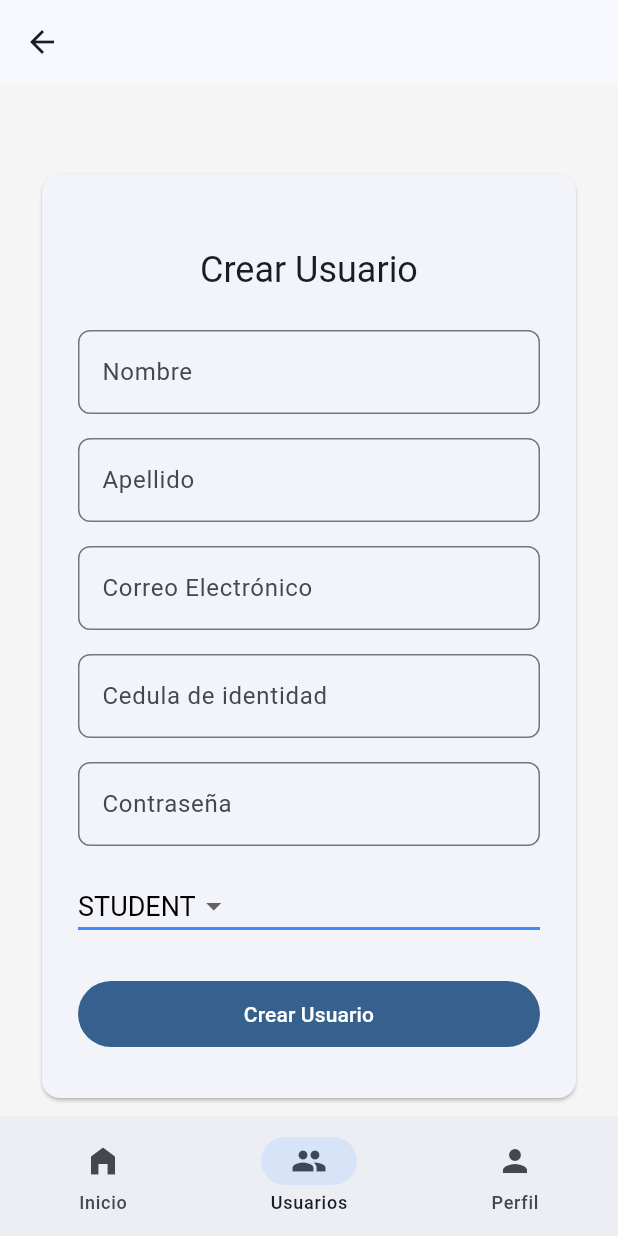
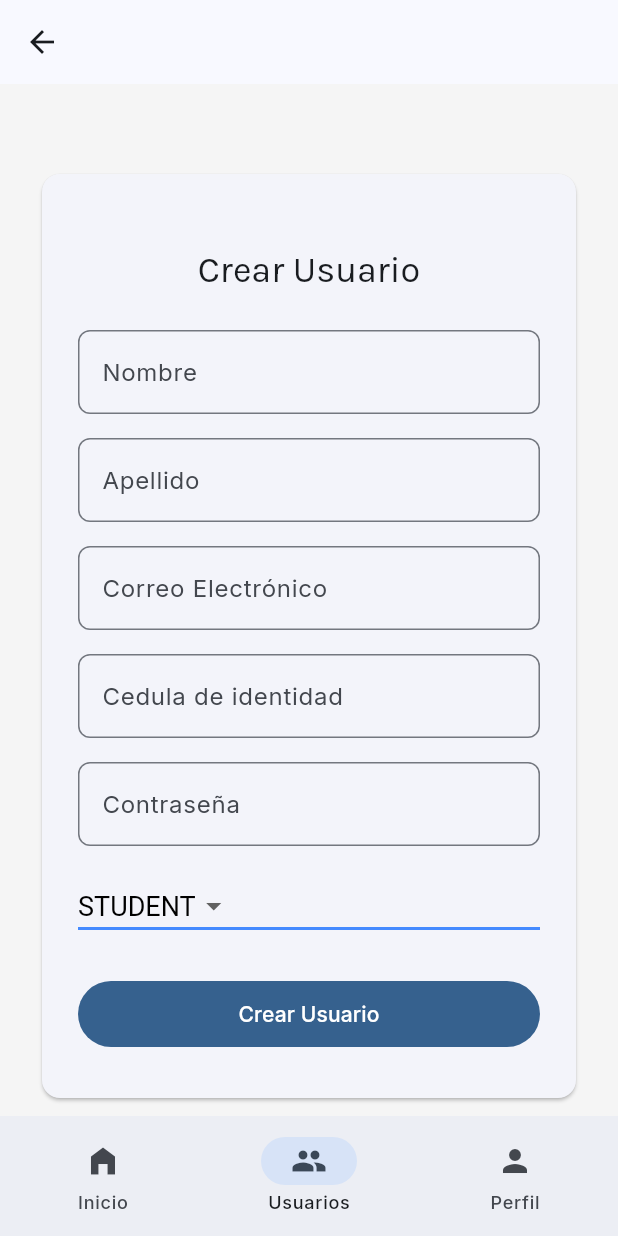
Before and after one commit to UNEG-ESTUDIANTES/unegvirtual_app, a Flutter app: the RegisterPage screen opened by its route, on a phone screen of 412 x 824 dp. Run offline on Flutter 3.47's test engine with Material 2 defaults, Android fonts, the phone set to English and light mode, and no system bars; our stand-ins replace dartz, equatable, formz, get_it, go_router, google_fonts and 5 more; missing offline and left inert: circular_chart_flutter; accounts and stored records are empty.

Commit message:
refactor: create app theme and customize fonts

```diff
--- /dev/null
+++ b/lib/core/theme/theme.dart
@@ -0,0 +1,25 @@
+import 'package:flutter/material.dart';
+
+import 'package:google_fonts/google_fonts.dart';
+
+/// The [GoogleFonts] to be used as default.
+final _mainFont = GoogleFonts.karla();
+
+/// The [GoogleFonts] to be used on label and body.
+final _bodyFont = GoogleFonts.inter();
+
+class AppTheme {
+  static final theme = ThemeData(
+    useMaterial3: true,
+    colorSchemeSeed: Colors.blue,
+    fontFamily: _mainFont.fontFamily,
+    textTheme: TextTheme(
+      labelLarge: _bodyFont,
+      labelMedium: _bodyFont,
+      labelSmall: _bodyFont,
+      bodyLarge: _bodyFont,
+      bodyMedium: _bodyFont,
+      bodySmall: _bodyFont,
+    ),
+  );
+}
--- a/lib/main.dart
+++ b/lib/main.dart
@@ -7,6 +7,7 @@ import 'package:unegvirtual_app/core/providers/auth_provider.dart';
 import 'package:unegvirtual_app/core/providers/user_provider.dart';
 import 'package:unegvirtual_app/core/routes/router.dart';
 import 'package:unegvirtual_app/core/services/notifications_service.dart';
+import 'package:unegvirtual_app/core/theme/theme.dart';
 import 'package:unegvirtual_app/features/course/presentation/providers/course_provider.dart';
 import 'package:unegvirtual_app/features/course/presentation/providers/students_enrollment_provider.dart';
 import 'package:unegvirtual_app/injection_container.dart' as di;
@@ -49,10 +50,7 @@ class MyApp extends StatelessWidget {
         scaffoldMessengerKey: NotificationsService.messengerKey,
         routerConfig: router,
         debugShowCheckedModeBanner: false,
-        theme: ThemeData(
-          useMaterial3: true,
-          colorSchemeSeed: Colors.blue,
-        ),
+        theme: AppTheme.theme,
       ),
     );
   }
```
